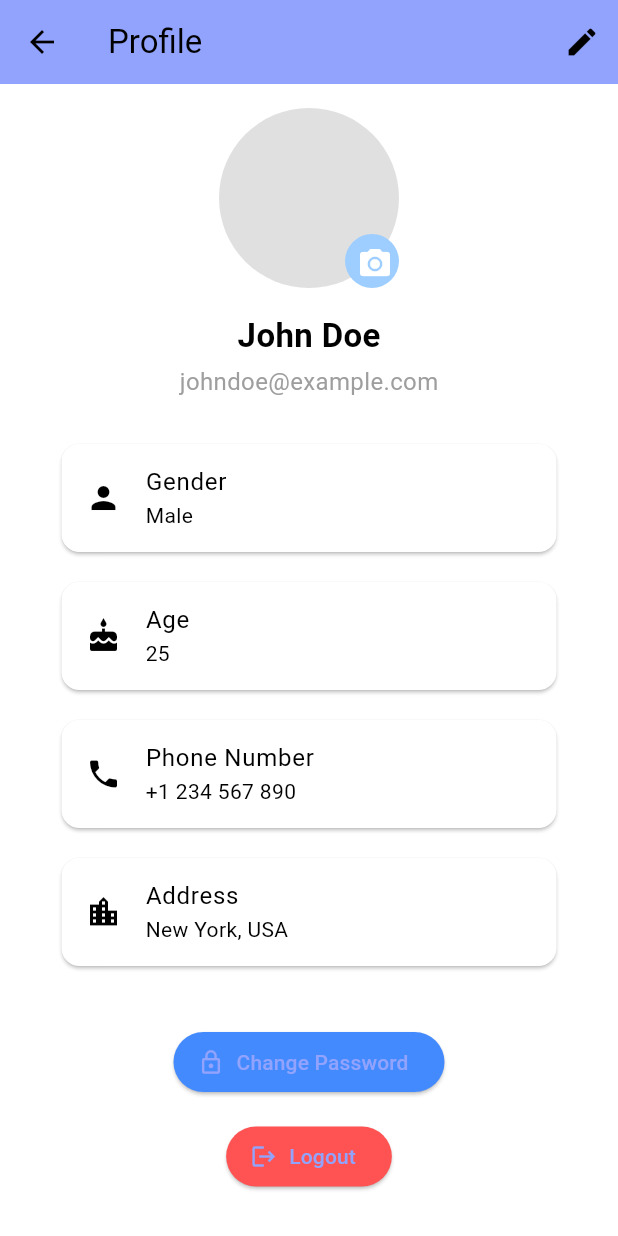
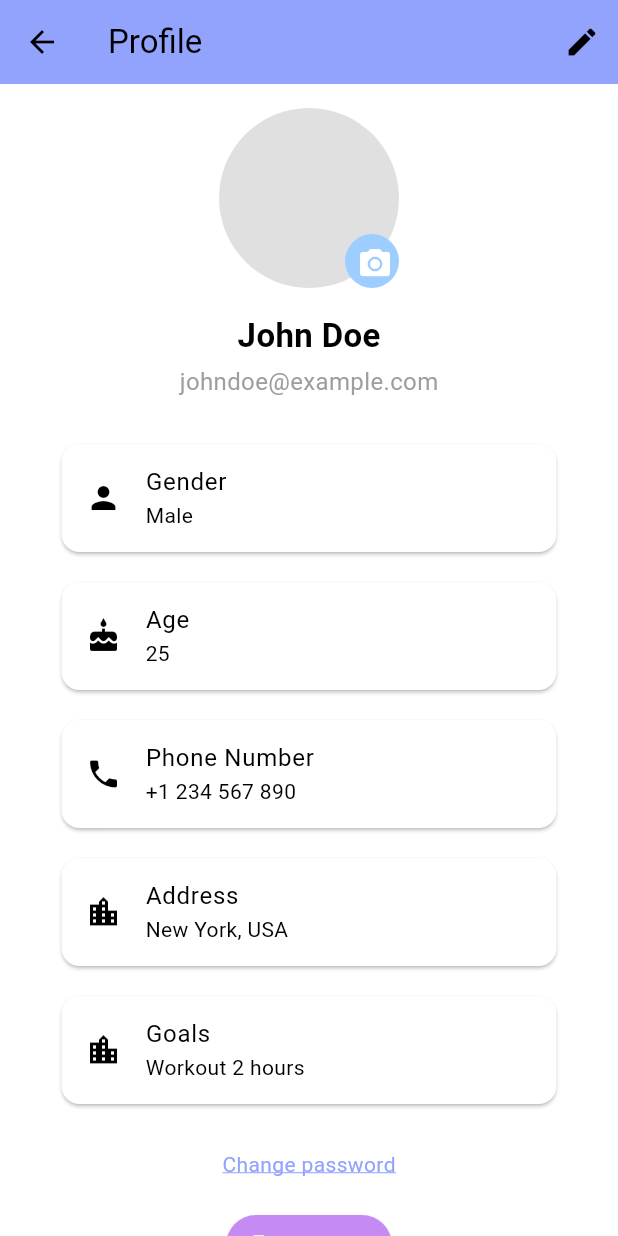
Before and after one commit to KaozhiChen/fitness_tracker_app, a Flutter app: the ProfilePage screen opened directly, on a phone screen of 412 x 824 dp. Run offline on Flutter 3.47's test engine with Material 3 defaults, Android fonts, the phone set to English and light mode, and no system bars; our stand-ins replace fl_chart, flutter_svg, sqflite; accounts and stored records are empty.

Commit message:
implement the layout of profile page

```diff
--- a/lib/pages/profile.dart
+++ b/lib/pages/profile.dart
@@ -106,31 +106,43 @@ class ProfilePage extends StatelessWidget {
                   subtitle: Text("New York, USA"),
                 ),
               ),
-
-              // 操作按钮
-              const SizedBox(height: 30),
-              ElevatedButton.icon(
-                onPressed: () {
-                  // 更改密码逻辑
-                },
-                icon: const Icon(Icons.lock_outline),
-                label: const Text("Change Password"),
-                style: ElevatedButton.styleFrom(
-                  backgroundColor: Colors.blueAccent,
-                  shape: RoundedRectangleBorder(
-                    borderRadius: BorderRadius.circular(30),
-                  ),
+              const Card(
+                margin: EdgeInsets.symmetric(vertical: 10, horizontal: 25),
+                child: ListTile(
+                  leading: Icon(Icons.location_city),
+                  title: Text("Goals"),
+                  subtitle: Text("Workout 2 hours"),
                 ),
               ),
-              const SizedBox(height: 15),
+              // 操作按钮
+              const SizedBox(height: 20),
+
+              InkWell(
+                onTap: () {},
+                child: const Text(
+                  'Change password',
+                  style: TextStyle(
+                      color: primary,
+                      decoration: TextDecoration.underline,
+                      decorationColor: primary),
+                ),
+              ),
+
+              const SizedBox(height: 20),
               ElevatedButton.icon(
                 onPressed: () {
                   // 退出登录逻辑
                 },
-                icon: const Icon(Icons.logout),
-                label: const Text("Logout"),
+                icon: const Icon(
+                  Icons.logout,
+                  color: white,
+                ),
+                label: const Text(
+                  "Logout",
+                  style: TextStyle(color: white),
+                ),
                 style: ElevatedButton.styleFrom(
-                  backgroundColor: Colors.redAccent,
+                  backgroundColor: thirdColor,
                   shape: RoundedRectangleBorder(
                     borderRadius: BorderRadius.circular(30),
                   ),
```
